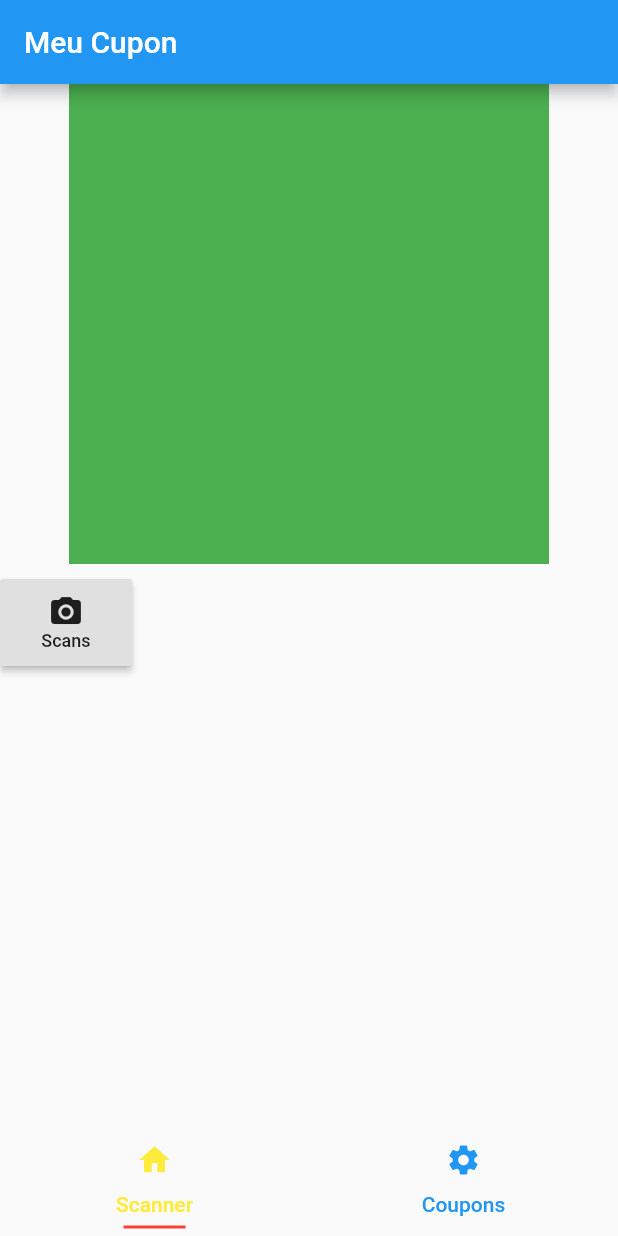
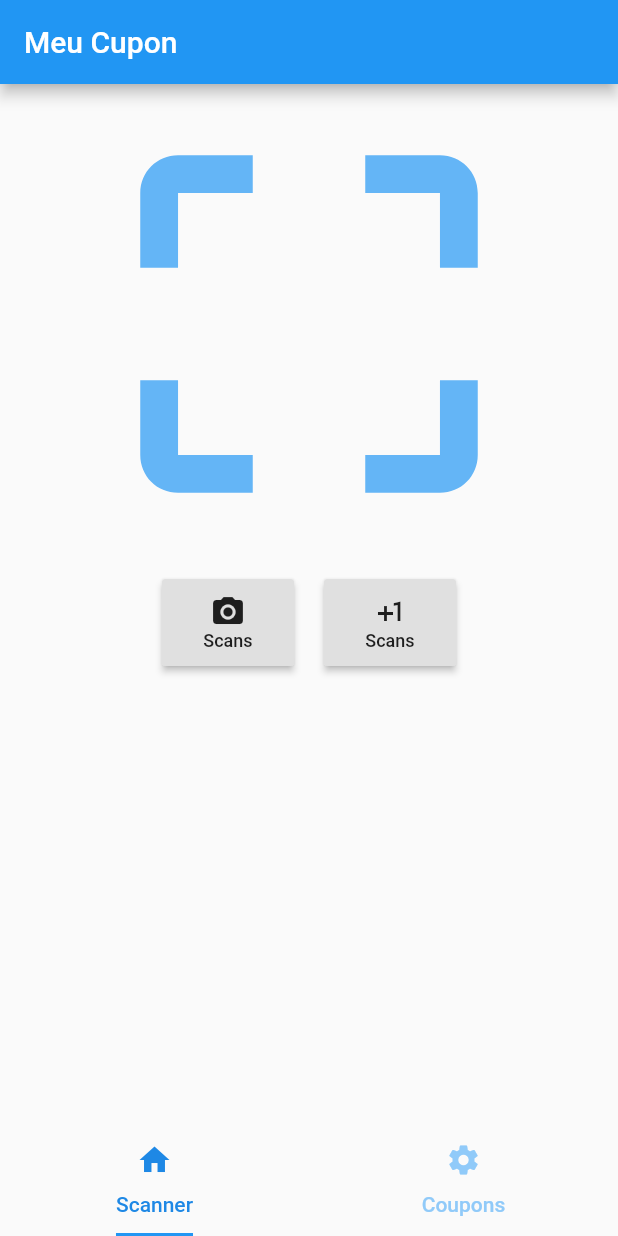
Before and after one commit to silviolucenajunior/cupon-fiscal, a Flutter app: the screen it shows after launch, on a phone screen of 412 x 824 dp. Run offline on Flutter 3.47's test engine with Material 2 defaults, Android fonts, the light colour scheme and no system bars; missing offline and left inert: qr_mobile_vision.

Commit message:
add some dirty code because mental illines

```diff
--- a/lib/main.dart
+++ b/lib/main.dart
@@ -2,6 +2,8 @@ import 'package:flutter/material.dart';
 import './modules/coupon/screens/home_screen.dart';
 import './modules/coupon/screens/coupon_screen.dart';
 import './modules/coupon/screens/coupon_list_screen.dart';
+import './modules/coupon/coupon_routes.dart';
+import './modules/coupon/coupon_repository.dart';
 
 
 void main() {
@@ -16,6 +18,7 @@ class MeuCuponApp extends StatelessWidget {
     return MaterialApp(
       title: 'Meu Cupon',
       theme: _getTheme(),
+      onGenerateRoute: CouponRouteGenerator.generateRoute,
       home: DefaultTabController(
         length: 2,
         child: MeuCuponMainPage()
@@ -34,14 +37,15 @@ class MeuCuponApp extends StatelessWidget {
 class MeuCuponMainPage extends StatelessWidget {
   @override
   Widget build(BuildContext context) {
+    InMemoryCouponRepository repository = InMemoryCouponRepository();
     return Scaffold(
       appBar: AppBar(
         title: Text("Meu Cupon"),
       ),
       body: TabBarView(
         children: <Widget>[
-          HomeScreenCoupon(),
-          CouponListScreen(),
+          HomeScreenCoupon(couponRepository: repository),
+          CouponListScreen(couponRepository: repository),
         ]
       ),
       bottomNavigationBar: TabBar(
@@ -55,11 +59,11 @@ class MeuCuponMainPage extends StatelessWidget {
             text: 'Coupons',
           )
         ],
-        labelColor: Colors.yellow,
-        unselectedLabelColor: Colors.blue,
+        labelColor: Colors.blue[600],
+        unselectedLabelColor: Colors.blue[200],
         indicatorSize: TabBarIndicatorSize.label,
-        indicatorPadding: EdgeInsets.all(5.0),
-        indicatorColor: Colors.red,
+        indicatorPadding: EdgeInsets.all(0.0),
+        indicatorColor: Colors.blue,
       )
     );
   }
--- /dev/null
+++ b/lib/modules/coupon/coupon_repository.dart
@@ -0,0 +1,24 @@
+import './models/coupon_model.dart';
+
+class ICouponRepository {
+  void save(Coupon coupon) {
+  }
+
+  List getAll() {}
+}
+
+class InMemoryCouponRepository extends ICouponRepository {
+  List<Coupon> itemList = [];
+
+  @override
+  void save(Coupon coupon) {
+    this.itemList.add(coupon);
+    print(this.itemList.length);
+  }
+
+  @override
+  List getAll() {
+    print(this.itemList.length);
+    return itemList;
+  }
+}
--- a/lib/modules/coupon/models/coupon_model.dart
+++ b/lib/modules/coupon/models/coupon_model.dart
@@ -1,9 +1,30 @@
 import './coupon_item_model.dart';
 
 class Coupon {
-  String fantasyName;
+  String city;
+  String state;
+  String neighborhood;
+  String address;
+  String stablishmentName;
   String buyDate;
   List<CouponItem> items;
 
-  Coupon(this.fantasyName, this.buyDate, this.items);
+    Coupon({
+      this.stablishmentName,
+      this.buyDate,
+      this.items,
+      this.city,
+      this.state,
+      this.neighborhood,
+      this.address
+    });
+
+  int getTotalPrice() {
+    int amount = 0;
+    items.forEach( (item) {
+      amount += item.price;
+    });
+
+    return amount;
+  }
 }
--- a/lib/modules/coupon/screens/home_screen.dart
+++ b/lib/modules/coupon/screens/home_screen.dart
@@ -1,15 +1,20 @@
 
 import 'package:flutter/material.dart';
 import '../widgets/coupon_qr_scanner.dart';
+import '../coupon_repository.dart';
 import '../coupon_services.dart';
 
 class HomeScreenCoupon extends StatelessWidget {
+  ICouponRepository couponRepository;
+
+  HomeScreenCoupon({Key key, this.couponRepository}) : super(key: key);
 
   @override
   Widget build (BuildContext context) {
     return Center(
         child: CouponQRScanner(
-          couponService: NFCECearaCouponService()
+          couponService: NFCECearaCouponService(),
+          couponRepository: this.couponRepository,
         ),
     );
   }
--- a/lib/modules/coupon/widgets/coupon_qr_scanner.dart
+++ b/lib/modules/coupon/widgets/coupon_qr_scanner.dart
@@ -1,12 +1,15 @@
 import 'package:flutter/material.dart';
 import 'package:qr_mobile_vision/qr_camera.dart';
 import '../coupon_services.dart';
+import '../coupon_repository.dart';
+import '../coupon_factory.dart';
 import '../models/coupon_model.dart';
 
 class CouponQRScanner extends StatefulWidget {
   final ICouponService couponService;
+  final ICouponRepository couponRepository;
 
-  CouponQRScanner({Key key, this.couponService}) : super(key :key);
+  CouponQRScanner({Key key, this.couponService, this.couponRepository}) : super(key :key);
 
   @override
   _CouponQRScannerState createState() => _CouponQRScannerState();
@@ -14,6 +17,7 @@ class CouponQRScanner extends StatefulWidget {
 
 class _CouponQRScannerState extends State<CouponQRScanner> {
   bool scanning = false;
+  bool scaned = false; //HACK is a hack to manipulate the multiple scan of dependency
 
   @override
   Widget build( BuildContext context ) {
@@ -40,10 +44,14 @@ class _CouponQRScannerState extends State<CouponQRScanner> {
             error.toString(),
             style: TextStyle(color: Colors.red),
           ),
-          qrCodeCallback: (code) {
-            String couponCode = this._extractCouponCodeFromQRCode(code);
-            Coupon coupon = this.widget.couponService.getCouponInformationByCouponCode(couponCode);
-            this._redirectToCouponDetail(coupon);
+          qrCodeCallback: (code) async {
+            if (scaned == false )  {
+              scaned = true;
+              String couponCode = this._extractCouponCodeFromQRCode(code);
+              Coupon coupon = await this.widget.couponService.getCouponInformationByCouponCode(couponCode) as Coupon;
+              this.widget.couponRepository.save(coupon);
+              this._redirectToCouponDetail(coupon);
+            }
           },
         ),
       )
@@ -51,7 +59,7 @@ class _CouponQRScannerState extends State<CouponQRScanner> {
       Container(
         width: 320,
         height: 320,
-        color: Colors.green
+        child: Icon(Icons.crop_free, size: 300, color: Colors.blue[300]),
       );
   }
 
@@ -65,8 +73,9 @@ class _CouponQRScannerState extends State<CouponQRScanner> {
 
   Widget _getScannerActions () {
     return Row(
-        children: [
-          RaisedButton(
+      mainAxisAlignment: MainAxisAlignment.center,
+      children: [
+        RaisedButton(
           padding: EdgeInsets.all(10),
           onPressed: () {
             this.setState( () => {
@@ -88,6 +97,29 @@ class _CouponQRScannerState extends State<CouponQRScanner> {
               )
             ]
           )
+        ),
+        SizedBox(
+          width: 20,
+        ),
+        RaisedButton(
+          padding: EdgeInsets.all(10),
+          onPressed: () {
+            Coupon coupon = CouponFactory.generateFakeCoupon();
+            this.widget.couponRepository.save(coupon);
+          },
+          child: Column(
+            children: [
+              Icon(
+                Icons.plus_one
+              ),
+              Text(
+                "Scans",
+                style: TextStyle(
+                  fontSize: 12
+                )
+              )
+            ]
+          )
         )
       ]
     );
```
Also changed, not shown: lib/modules/coupon/coupon_factory.dart (+26 -1 lines), lib/modules/coupon/coupon_routes.dart (added, +37 -0 lines), lib/modules/coupon/coupon_services.dart (+9 -1 lines), lib/modules/coupon/screens/coupon_list_screen.dart (+27 -26 lines), lib/modules/coupon/screens/coupon_screen.dart (+17 -27 lines), lib/modules/coupon/widgets/coupon_header.dart (+19 -15 lines), lib/modules/coupon/widgets/coupon_items_list.dart (+15 -13 lines), lib/modules/coupon/widgets/coupon_thumbnail.dart (+32 -14 lines).
